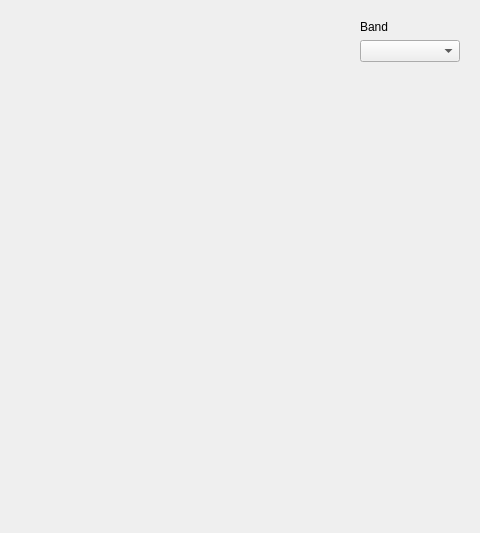
This is src/pcot/assets/tabbanddepth.ui in AU-ExoMars/PCOT as Qt 5 draws it before an edit; both pictures show x 397 to 877 and y 0 to 533 of the 877 by 533 pixel window. The edited form follows.
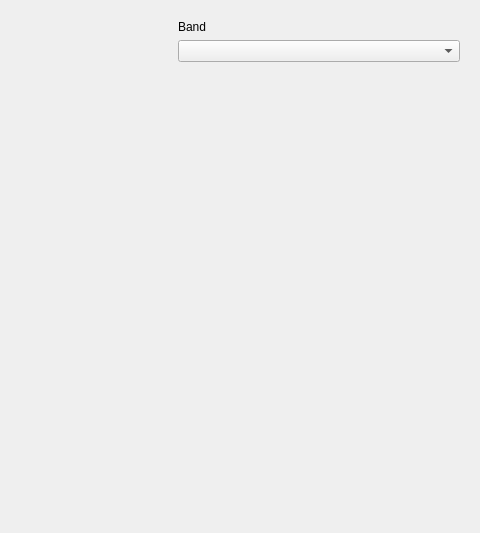
This is the edited form. Custom widgets are drawn as their Qt base class.

```diff
--- a/src/pcot/assets/tabbanddepth.ui
+++ b/src/pcot/assets/tabbanddepth.ui
@@ -13,24 +13,11 @@
   <property name="windowTitle">
    <string>Form</string>
   </property>
-  <layout class="QHBoxLayout" name="horizontalLayout">
-   <item>
+  <layout class="QGridLayout" name="gridLayout">
+   <item row="0" column="0">
     <widget class="Canvas" name="canvas" native="true"/>
    </item>
-   <item>
-    <spacer name="horizontalSpacer">
-     <property name="orientation">
-      <enum>Qt::Horizontal</enum>
-     </property>
-     <property name="sizeHint" stdset="0">
-      <size>
-       <width>40</width>
-       <height>20</height>
-      </size>
-     </property>
-    </spacer>
-   </item>
-   <item>
+   <item row="0" column="1">
     <widget class="QWidget" name="widget" native="true">
      <property name="sizePolicy">
       <sizepolicy hsizetype="Minimum" vsizetype="Minimum">
```
